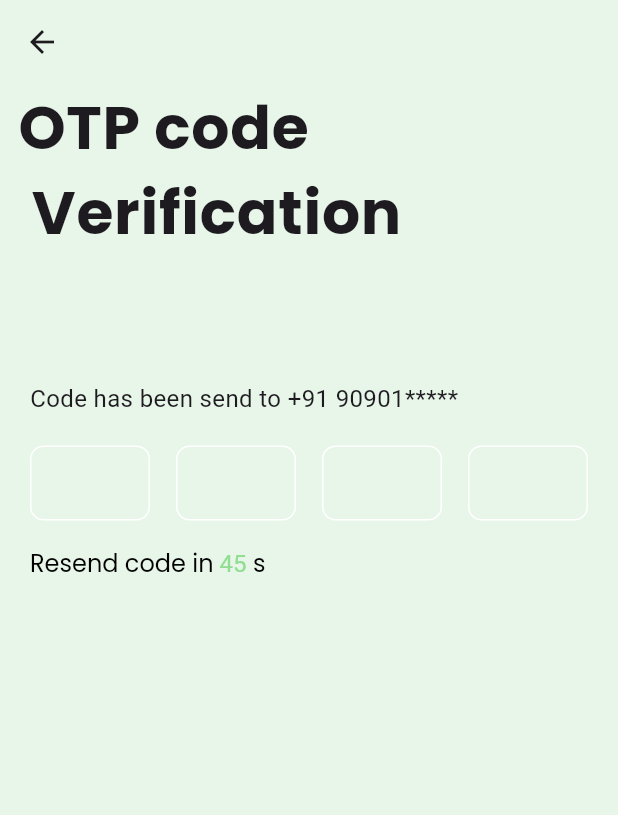
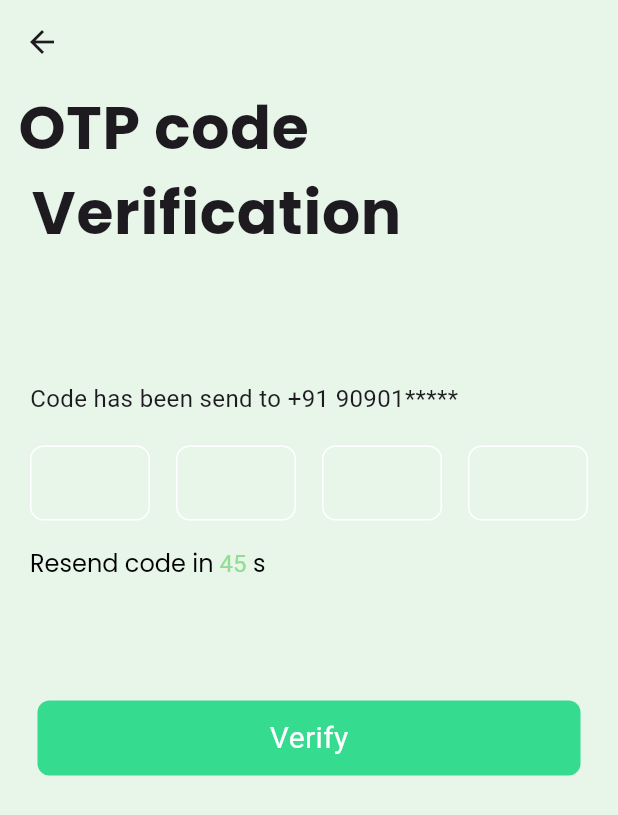
Before and after one commit to Danny00009/Resolved-file, a Flutter app: the screen it shows after launch, on a phone screen of 412 x 824 dp. Shown: the top 815 px of the screen. Run offline on Flutter 3.47's test engine with Material 3 defaults, Android fonts, the light colour scheme and no system bars; drawn by our look-alikes of pin_code_fields; our stand-ins replace google_fonts.

Commit message:
verification button modified

```diff
--- a/lib/otpverifypage.dart
+++ b/lib/otpverifypage.dart
@@ -117,6 +117,29 @@ class OtpPage extends StatelessWidget {
                     ),
                   ])),
             ),
+            Padding(
+                  padding: const EdgeInsets.only(
+                      bottom: 25, top: 80, left: 25, right: 25),
+                  child: InkWell(
+                    onTap: () {},
+                    child: Container(
+                      width: 400,
+                      height: 50,
+                      decoration: BoxDecoration(
+                          color: Color.fromARGB(255, 53, 219, 142),
+                          borderRadius: BorderRadius.circular(8)),
+                      child: const Center(
+                        child: Text(
+                          'Verify',
+                          style: TextStyle(
+                            fontSize: 20,
+                            color: Colors.white,
+                          ),
+                        ),
+                      ),
+                    ),
+                  ),
+                ),
           ],
         ),
       ),
```
